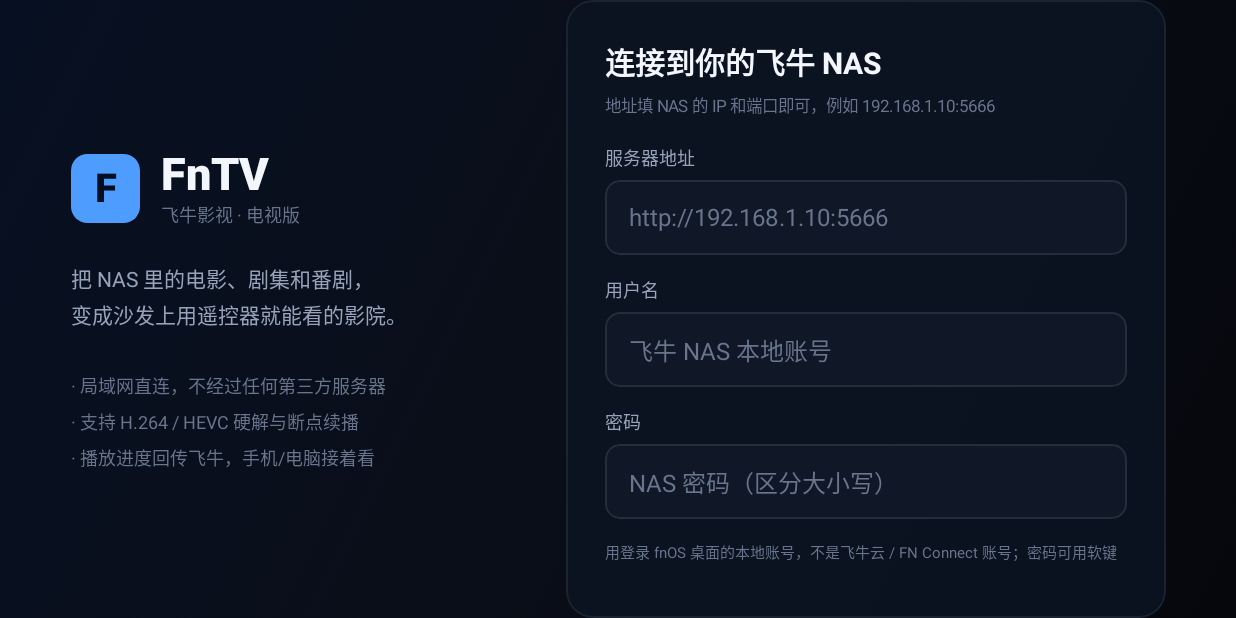
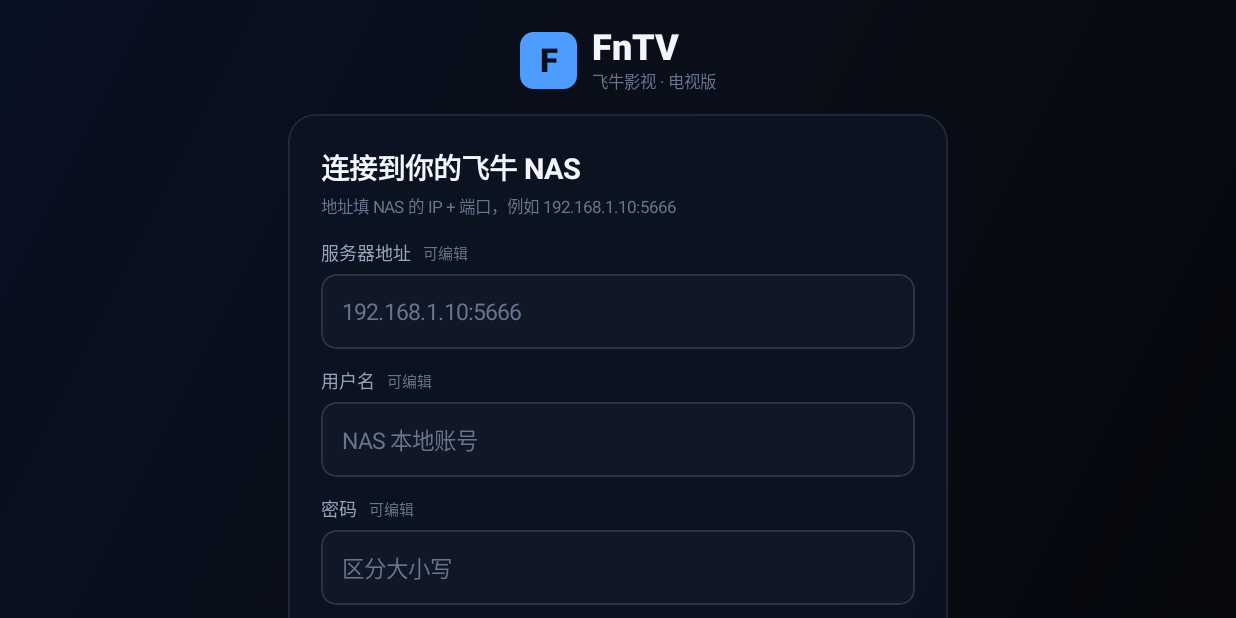
Before and after one commit to lrf1995/FnTvbox, an Android app built with Jetpack Compose: the screen it shows after launch (MainActivity), on a phone screen of 824 x 412 dp (held sideways). Run offline under Robolectric (Android 15) with nearby library versions, the phone set to English and light mode, and no system bars; pictures from the network do not load.

Commit message:
fix(login): 新版 fnOS 改用 v2 + SHA-256 密码
实测 192.168.31.100:5666：
- POST /v/api/v2/user/loginByPassword + sha256(password) -> -15（格式正确，比对密码）
- 同接口 + 明文 -> -1 Invalid Params
- POST /v/api/v1/login + 明文 -> -15（旧实现，任何账号都失败）

改为优先 v2 + SHA-256，仅 -1/Not Implemented/HTML 时回退 v1 明文；
同时包含 1.0.4 的小屏自适应布局修复。versionCode 6 / 1.0.5

```diff
--- a/app/build.gradle.kts
+++ b/app/build.gradle.kts
@@ -12,8 +12,8 @@ android {
         applicationId = "app.fntv.tv"
         minSdk = 23
         targetSdk = 34
-        versionCode = 4
-        versionName = "1.0.3"
+        versionCode = 6
+        versionName = "1.0.5"
     }
 
     buildTypes {
--- a/app/src/main/java/app/fntv/tv/ui/screens/DetailScreen.kt
+++ b/app/src/main/java/app/fntv/tv/ui/screens/DetailScreen.kt
@@ -292,7 +292,7 @@ fun DetailScreen(
             error != null -> ErrorBox(error!!) { reloadKey++ }
             else -> {
                 LazyVerticalGrid(
-                    columns = GridCells.Fixed(7),
+                    columns = GridCells.Adaptive(108.dp),
                     modifier = Modifier.fillMaxSize(),
                     contentPadding = PaddingValues(start = 48.dp, end = 48.dp, top = 8.dp, bottom = 40.dp),
                     horizontalArrangement = Arrangement.spacedBy(10.dp),
--- a/app/src/main/java/app/fntv/tv/ui/screens/LibraryScreen.kt
+++ b/app/src/main/java/app/fntv/tv/ui/screens/LibraryScreen.kt
@@ -123,7 +123,7 @@ fun LibraryScreen(
             items.isEmpty() -> EmptyBox("这个媒体库里还没有内容")
             else -> {
                 LazyVerticalGrid(
-                    columns = GridCells.Fixed(6),
+                    columns = GridCells.Adaptive(128.dp),
                     modifier = Modifier.fillMaxSize(),
                     contentPadding = PaddingValues(start = 48.dp, end = 48.dp, top = 6.dp, bottom = 40.dp),
                     horizontalArrangement = Arrangement.spacedBy(10.dp),
--- a/app/src/main/java/app/fntv/tv/ui/screens/LoginScreen.kt
+++ b/app/src/main/java/app/fntv/tv/ui/screens/LoginScreen.kt
@@ -9,6 +9,7 @@ import androidx.compose.foundation.border
 import androidx.compose.foundation.clickable
 import androidx.compose.foundation.layout.Arrangement
 import androidx.compose.foundation.layout.Box
+import androidx.compose.foundation.layout.BoxWithConstraints
 import androidx.compose.foundation.layout.Column
 import androidx.compose.foundation.layout.Row
 import androidx.compose.foundation.layout.Spacer
@@ -18,7 +19,10 @@ import androidx.compose.foundation.layout.height
 import androidx.compose.foundation.layout.padding
 import androidx.compose.foundation.layout.size
 import androidx.compose.foundation.layout.width
+import androidx.compose.foundation.layout.widthIn
+import androidx.compose.foundation.rememberScrollState
 import androidx.compose.foundation.shape.RoundedCornerShape
+import androidx.compose.foundation.verticalScroll
 import androidx.compose.material3.CircularProgressIndicator
 import androidx.compose.material3.Text
 import androidx.compose.runtime.Composable
@@ -39,7 +43,6 @@ import androidx.compose.ui.graphics.Brush
 import androidx.compose.ui.graphics.Color
 import androidx.compose.ui.platform.LocalContext
 import androidx.compose.ui.text.font.FontWeight
-import androidx.compose.ui.text.input.PasswordVisualTransformation
 import androidx.compose.ui.unit.dp
 import androidx.compose.ui.unit.sp
 import app.fntv.tv.WebLoginActivity
@@ -56,6 +59,7 @@ import app.fntv.tv.ui.TextPrimary
 import app.fntv.tv.ui.TextSecondary
 import app.fntv.tv.ui.TvButton
 import app.fntv.tv.ui.TvKeyboardDialog
+import app.fntv.tv.ui.requestFocusWhenReady
 import kotlinx.coroutines.delay
 import kotlinx.coroutines.launch
 
@@ -65,12 +69,21 @@ private fun InputRow(
     value: String,
     placeholder: String,
     isPassword: Boolean = false,
+    focusRequester: FocusRequester? = null,
     onClick: () -> Unit,
 ) {
     var focused by remember { mutableStateOf(false) }
-    Column(Modifier.padding(bottom = 14.dp)) {
+    Column(Modifier.padding(bottom = 12.dp)) {
+        Row(verticalAlignment = Alignment.CenterVertically) {
             Text(label, color = TextSecondary, fontSize = 12.sp)
-        Spacer(Modifier.height(6.dp))
+            Spacer(Modifier.width(8.dp))
+            Text(
+                if (focused) "按 OK 用键盘编辑" else "可编辑",
+                color = if (focused) Accent else TextDim,
+                fontSize = 10.sp,
+            )
+        }
+        Spacer(Modifier.height(5.dp))
         Box(
             modifier = Modifier
                 .fillMaxWidth()
@@ -79,12 +92,13 @@ private fun InputRow(
                 .background(if (focused) Color(0xFF1A2740) else Color(0xFF101827))
                 .border(
                     if (focused) 2.dp else 1.dp,
-                    if (focused) Accent else Color.White.copy(alpha = 0.09f),
+                    if (focused) Accent else Color.White.copy(alpha = 0.12f),
                     RoundedCornerShape(10.dp)
                 )
                 .onFocusChanged { focused = it.isFocused }
+                .then(if (focusRequester != null) Modifier.focusRequester(focusRequester) else Modifier)
                 .clickable(onClick = onClick)
-                .padding(horizontal = 16.dp),
+                .padding(horizontal = 14.dp),
             contentAlignment = Alignment.CenterStart,
         ) {
             val shown = when {
@@ -95,7 +109,7 @@ private fun InputRow(
             Text(
                 shown,
                 color = if (value.isEmpty()) TextDim else TextPrimary,
-                fontSize = 16.sp,
+                fontSize = 15.sp,
                 maxLines = 1,
             )
         }
@@ -111,11 +125,15 @@ fun LoginScreen(onLogged: () -> Unit) {
     var loading by remember { mutableStateOf(false) }
     var error by remember { mutableStateOf<String?>(null) }
     var cooldown by remember { mutableIntStateOf(0) }
+
     val scope = rememberCoroutineScope()
+    val context = LocalContext.current
+    val serverFocus = remember { FocusRequester() }
+    val userFocus = remember { FocusRequester() }
+    val passFocus = remember { FocusRequester() }
     val connectFocus = remember { FocusRequester() }
-    val context = LocalContext.current
+    var lastEditing by remember { mutableStateOf<String?>(null) }
 
-    // 失败冷却：飞牛对同一账号连续失败会临时封禁，这里先自己停下来，别越试越久
     LaunchedEffect(cooldown) {
         if (cooldown > 0) {
             delay(1000)
@@ -123,7 +141,6 @@ fun LoginScreen(onLogged: () -> Unit) {
         }
     }
 
-    // 网页登录兜底：在 fnOS 网页里登录，成功后从 Cookie 取 Trim-MC-token
     val webLogin = rememberLauncherForActivityResult(
         ActivityResultContracts.StartActivityForResult()
     ) { result ->
@@ -149,92 +166,12 @@ fun LoginScreen(onLogged: () -> Unit) {
         }
     }
 
-    Box(
-        modifier = Modifier
-            .fillMaxSize()
-            .background(
-                Brush.linearGradient(
-                    listOf(Color(0xFF071022), Color(0xFF0A0E18), Color(0xFF05070C))
-                )
-            ),
-        contentAlignment = Alignment.Center,
-    ) {
-        Row(verticalAlignment = Alignment.CenterVertically) {
-            Column(
-                Modifier
-                    .width(330.dp)
-                    .padding(end = 46.dp)
-            ) {
-                Row(verticalAlignment = Alignment.CenterVertically) {
-                    LogoMark(46)
-                    Spacer(Modifier.width(14.dp))
-                    Column {
-                        Text("FnTV", color = TextPrimary, fontSize = 30.sp, fontWeight = FontWeight.Black)
-                        Text("飞牛影视 · 电视版", color = TextDim, fontSize = 12.sp)
-                    }
-                }
-                Spacer(Modifier.height(22.dp))
-                Text(
-                    "把 NAS 里的电影、剧集和番剧，\n变成沙发上用遥控器就能看的影院。",
-                    color = TextSecondary,
-                    fontSize = 14.sp,
-                    lineHeight = 24.sp,
-                )
-                Spacer(Modifier.height(26.dp))
-                Text("· 局域网直连，不经过任何第三方服务器", color = TextDim, fontSize = 12.sp)
-                Spacer(Modifier.height(6.dp))
-                Text("· 支持 H.264 / HEVC 硬解与断点续播", color = TextDim, fontSize = 12.sp)
-                Spacer(Modifier.height(6.dp))
-                Text("· 播放进度回传飞牛，手机/电脑接着看", color = TextDim, fontSize = 12.sp)
-            }
-
-            Column(
-                Modifier
-                    .width(400.dp)
-                    .clip(RoundedCornerShape(18.dp))
-                    .background(Color(0xCC0C1424))
-                    .border(1.dp, Color.White.copy(alpha = 0.07f), RoundedCornerShape(18.dp))
-                    .padding(26.dp)
-            ) {
-                Text("连接到你的飞牛 NAS", color = TextPrimary, fontSize = 20.sp, fontWeight = FontWeight.Bold)
-                Spacer(Modifier.height(6.dp))
-                Text(
-                    "地址填 NAS 的 IP 和端口即可，例如 192.168.1.10:5666",
-                    color = TextDim,
-                    fontSize = 11.sp,
-                )
-                Spacer(Modifier.height(18.dp))
-
-                InputRow("服务器地址", server, "http://192.168.1.10:5666") { editing = "server" }
-                InputRow("用户名", username, "飞牛 NAS 本地账号") { editing = "username" }
-                InputRow("密码", password, "NAS 密码（区分大小写）", isPassword = true) { editing = "password" }
-
-                Text(
-                    "用登录 fnOS 桌面的本地账号，不是飞牛云 / FN Connect 账号；密码可用软键盘的「大写」「符号」「显示」核对。",
-                    color = TextDim,
-                    fontSize = 10.sp,
-                    lineHeight = 16.sp,
-                    modifier = Modifier.padding(bottom = 8.dp),
-                )
-
-                if (error != null) {
-                    Text(error!!, color = Danger, fontSize = 12.sp, lineHeight = 18.sp)
-                    Spacer(Modifier.height(10.dp))
-                }
-
-                Row(verticalAlignment = Alignment.CenterVertically) {
-                    TvButton(
-                        text = when {
-                            loading -> "连接中…"
-                            cooldown > 0 -> "请等待 ${cooldown}s"
-                            else -> "连接并进入"
-                        },
-                        onClick = {
-                            if (loading || cooldown > 0) return@TvButton
+    fun submit() {
+        if (loading || cooldown > 0) return
         error = null
         if (server.isBlank() || username.isBlank() || password.isEmpty()) {
-                                error = "请把地址、用户名、密码都填完整"
-                                return@TvButton
+            error = "请把地址、用户名、密码都填完整（方向键选中输入框，按 OK 编辑）"
+            return
         }
         loading = true
         scope.launch {
@@ -244,8 +181,6 @@ fun LoginScreen(onLogged: () -> Unit) {
             } catch (e: Exception) {
                 val raw = e.message ?: "登录失败"
                 error = friendlyLoginError(raw)
-                                    // -15 既可能是密码错，也可能是失败过多被临时限流：
-                                    // 先冷却 30 秒，避免把封禁越试越长
                 if (raw.contains("-15", true) ||
                     raw.contains("Password Incorrect", true) ||
                     raw.contains("密码")
@@ -256,11 +191,55 @@ fun LoginScreen(onLogged: () -> Unit) {
                 loading = false
             }
         }
+    }
+
+    // 表单卡片：宽度自适应，小屏（<640dp）也保证在屏幕内
+    val formCard: @Composable () -> Unit = {
+        Column(
+            Modifier
+                .widthIn(max = 440.dp)
+                .fillMaxWidth()
+                .clip(RoundedCornerShape(18.dp))
+                .background(Color(0xCC0C1424))
+                .border(1.dp, Color.White.copy(alpha = 0.09f), RoundedCornerShape(18.dp))
+                .padding(22.dp)
+        ) {
+            Text("连接到你的飞牛 NAS", color = TextPrimary, fontSize = 19.sp, fontWeight = FontWeight.Bold)
+            Spacer(Modifier.height(4.dp))
+            Text(
+                "地址填 NAS 的 IP + 端口，例如 192.168.1.10:5666",
+                color = TextDim,
+                fontSize = 11.sp,
+            )
+            Spacer(Modifier.height(14.dp))
+
+            InputRow("服务器地址", server, "192.168.1.10:5666", focusRequester = serverFocus) {
+                lastEditing = "server"; editing = "server"
+            }
+            InputRow("用户名", username, "NAS 本地账号", focusRequester = userFocus) {
+                lastEditing = "username"; editing = "username"
+            }
+            InputRow("密码", password, "区分大小写", isPassword = true, focusRequester = passFocus) {
+                lastEditing = "password"; editing = "password"
+            }
+
+            if (error != null) {
+                Text(error!!, color = Danger, fontSize = 12.sp, lineHeight = 18.sp)
+                Spacer(Modifier.height(8.dp))
+            }
+
+            Row(verticalAlignment = Alignment.CenterVertically) {
+                TvButton(
+                    text = when {
+                        loading -> "连接中…"
+                        cooldown > 0 -> "请等待 ${cooldown}s"
+                        else -> "连接并进入"
                     },
+                    onClick = { submit() },
                     primary = true,
                     focusRequester = connectFocus,
                 )
-                    Spacer(Modifier.width(12.dp))
+                Spacer(Modifier.width(10.dp))
                 TvButton(
                     text = "用网页登录",
                     onClick = {
@@ -273,37 +252,115 @@ fun LoginScreen(onLogged: () -> Unit) {
                     },
                 )
                 if (loading) {
-                        Spacer(Modifier.width(16.dp))
+                    Spacer(Modifier.width(14.dp))
                     CircularProgressIndicator(
                         color = Accent,
                         strokeWidth = 2.dp,
-                            modifier = Modifier.size(20.dp)
+                        modifier = Modifier.size(18.dp)
                     )
                 }
             }
-                Spacer(Modifier.height(10.dp))
+            Spacer(Modifier.height(8.dp))
             Text(
-                    "两条路等效：API 登录失败（尤其提示密码不正确）时，用「网页登录」在 fnOS 页面里登一次即可，客户端会自动取到会话。",
+                "用 fnOS 桌面的本地账号（不是飞牛云账号）；键盘里可切「大写/符号」，也有「手机输入」扫码打字。",
                 color = TextDim,
                 fontSize = 10.sp,
-                    lineHeight = 16.sp,
+                lineHeight = 15.sp,
             )
         }
     }
 
-        LaunchedEffect(Unit) { runCatching { connectFocus.requestFocus() } }
-        // 软键盘关闭后焦点可能停在半空，拉回主按钮，避免遥控器“失灵”
+    Box(
+        modifier = Modifier
+            .fillMaxSize()
+            .background(
+                Brush.linearGradient(
+                    listOf(Color(0xFF071022), Color(0xFF0A0E18), Color(0xFF05070C))
+                )
+            )
+    ) {
+        BoxWithConstraints(Modifier.fillMaxSize()) {
+            val compact = maxWidth < 900.dp
+            if (compact) {
+                // 小屏/高密度 4K 电视：上下堆叠，整页可滚动
+                Column(
+                    Modifier
+                        .fillMaxSize()
+                        .verticalScroll(rememberScrollState())
+                        .padding(horizontal = 28.dp, vertical = 18.dp),
+                    horizontalAlignment = Alignment.CenterHorizontally,
+                ) {
+                    Row(verticalAlignment = Alignment.CenterVertically) {
+                        LogoMark(38)
+                        Spacer(Modifier.width(10.dp))
+                        Column {
+                            Text("FnTV", color = TextPrimary, fontSize = 24.sp, fontWeight = FontWeight.Black)
+                            Text("飞牛影视 · 电视版", color = TextDim, fontSize = 11.sp)
+                        }
+                    }
+                    Spacer(Modifier.height(14.dp))
+                    formCard()
+                    Spacer(Modifier.height(10.dp))
+                    Text(
+                        "局域网直连 · 不经过第三方服务器 · 进度回传飞牛",
+                        color = TextDim,
+                        fontSize = 10.sp,
+                    )
+                }
+            } else {
+                Row(
+                    Modifier.fillMaxSize(),
+                    horizontalArrangement = Arrangement.Center,
+                    verticalAlignment = Alignment.CenterVertically,
+                ) {
+                    Column(Modifier.width(300.dp).padding(end = 40.dp)) {
+                        Row(verticalAlignment = Alignment.CenterVertically) {
+                            LogoMark(46)
+                            Spacer(Modifier.width(14.dp))
+                            Column {
+                                Text("FnTV", color = TextPrimary, fontSize = 30.sp, fontWeight = FontWeight.Black)
+                                Text("飞牛影视 · 电视版", color = TextDim, fontSize = 12.sp)
+                            }
+                        }
+                        Spacer(Modifier.height(20.dp))
+                        Text(
+                            "把 NAS 里的电影、剧集和番剧，\n变成沙发上用遥控器就能看的影院。",
+                            color = TextSecondary,
+                            fontSize = 14.sp,
+                            lineHeight = 24.sp,
+                        )
+                        Spacer(Modifier.height(22.dp))
+                        Text("· 局域网直连，不经过任何第三方服务器", color = TextDim, fontSize = 12.sp)
+                        Spacer(Modifier.height(6.dp))
+                        Text("· 支持 H.264 / HEVC 硬解与断点续播", color = TextDim, fontSize = 12.sp)
+                        Spacer(Modifier.height(6.dp))
+                        Text("· 播放进度回传飞牛，手机/电脑接着看", color = TextDim, fontSize = 12.sp)
+                    }
+                    formCard()
+                }
+            }
+        }
+
+        // 首焦点给「服务器地址」，进来就能按 OK 打开键盘；而不是落在按钮上
+        LaunchedEffect(Unit) { requestFocusWhenReady(serverFocus) }
         LaunchedEffect(editing) {
-            if (editing == null) runCatching { connectFocus.requestFocus() }
+            if (editing == null) {
+                when (lastEditing) {
+                    "server" -> requestFocusWhenReady(serverFocus)
+                    "username" -> requestFocusWhenReady(userFocus)
+                    "password" -> requestFocusWhenReady(passFocus)
+                    else -> Unit
+                }
+            }
         }
     }
 
     when (editing) {
         "server" -> TvKeyboardDialog("服务器地址", server, onDismiss = { editing = null }) {
-            server = it; editing = null
+            server = it.trim(); editing = null
         }
         "username" -> TvKeyboardDialog("用户名", username, onDismiss = { editing = null }) {
-            username = it; editing = null
+            username = it.trim(); editing = null
         }
         "password" -> TvKeyboardDialog("密码", password, password = true, onDismiss = { editing = null }) {
             password = it; editing = null
--- a/app/src/main/java/app/fntv/tv/ui/screens/SearchScreen.kt
+++ b/app/src/main/java/app/fntv/tv/ui/screens/SearchScreen.kt
@@ -154,7 +154,7 @@ fun SearchScreen(
                 !searched -> EmptyBox("还没有搜索，先输入片名关键词")
                 results.isEmpty() -> EmptyBox("没有找到相关影片")
                 else -> LazyVerticalGrid(
-                    columns = GridCells.Fixed(6),
+                    columns = GridCells.Adaptive(128.dp),
                     modifier = Modifier.fillMaxSize(),
                     contentPadding = PaddingValues(start = 48.dp, end = 48.dp, top = 4.dp, bottom = 40.dp),
                     horizontalArrangement = Arrangement.spacedBy(10.dp),
```
Also changed, not shown: app/src/main/java/app/fntv/tv/data/FnApi.kt (+34 -0 lines), app/src/main/java/app/fntv/tv/ui/TvKeyboard.kt (+47 -34 lines), app/src/main/java/app/fntv/tv/ui/screens/SettingsScreen.kt (+10 -1 lines), 3 other files. Lines whose indentation alone changed are shown as unchanged.
